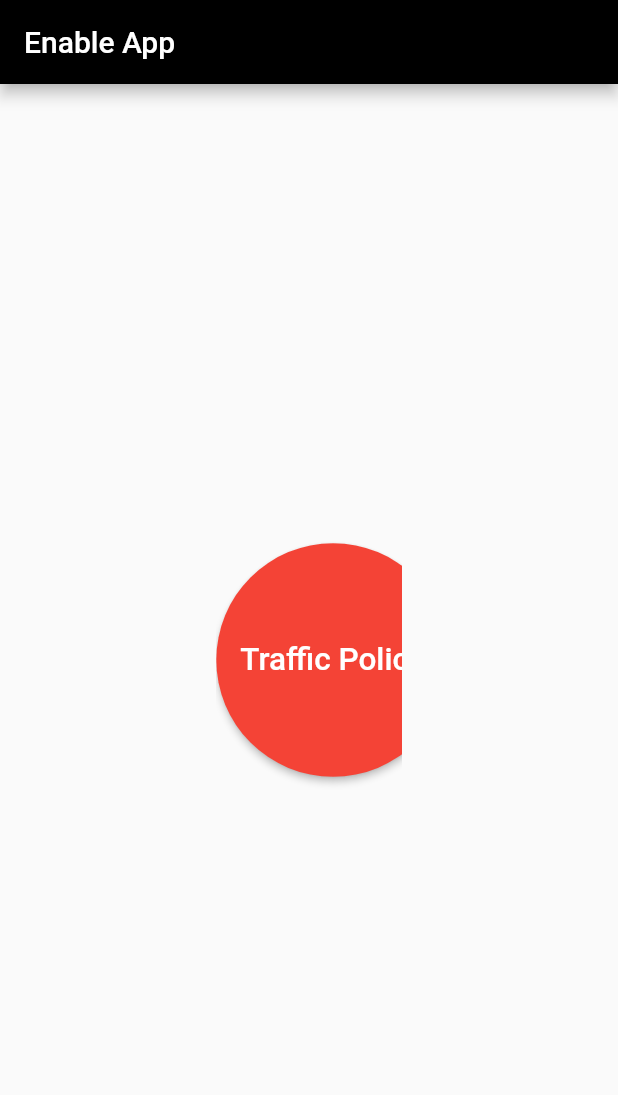
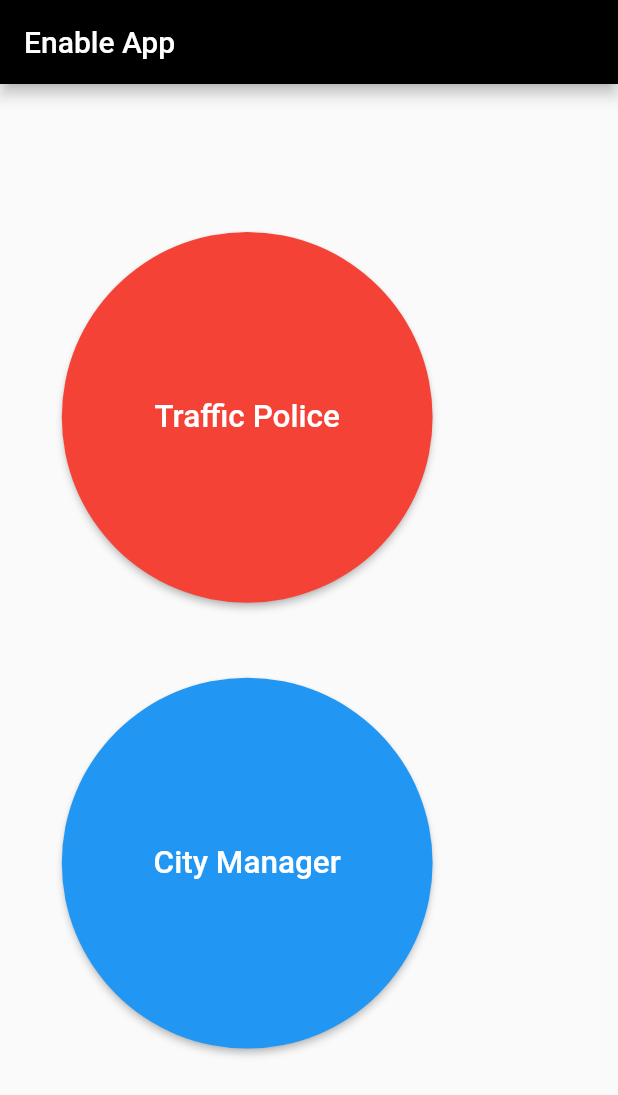
Before and after one commit to abbasidaniyal/TeamPlan-Enable-App, a Flutter app: the screen it shows after launch, on a phone screen of 412 x 824 dp. Shown: the top 1095 px of the screen. Run offline on Flutter 3.47's test engine with Material 2 defaults, Android fonts, the phone set to English and light mode, and no system bars.

Commit message:
Selector page Responsiveness added

```diff
--- a/lib/pages/home_page.dart
+++ b/lib/pages/home_page.dart
@@ -8,23 +8,11 @@ class HomePageSelector extends StatefulWidget {
 }
 
 class _HomePageSelectorState extends State<HomePageSelector> {
-  @override
-  Widget build(BuildContext context) {
-    return Scaffold(
-      appBar: AppBar(
-        title: Text("Enable App"),
-      ),
-      body: Container(
-        margin: EdgeInsets.symmetric(
-          horizontal: MediaQuery.of(context).size.width * 0.35,
-          vertical: MediaQuery.of(context).size.height * 0.25,
-        ),
-        child: Center(
-          child: ListView(
-            scrollDirection: Axis.horizontal,
-            children: <Widget>[
+  List<Widget> buttonList() {
+    return <Widget>[
       Container(
-                // alignment: Alignment.center,
+        width: MediaQuery.of(context).size.height * 0.30,
+        height: MediaQuery.of(context).size.height * 0.30,
         child: RaisedButton(
           child: Text(
             "Traffic Police",
@@ -47,8 +35,12 @@ class _HomePageSelectorState extends State<HomePageSelector> {
       ),
       SizedBox(
         width: 50.0,
+        height: 50.0,
       ),
       Container(
+        width: MediaQuery.of(context).size.height * 0.30,
+        height: MediaQuery.of(context).size.height * 0.30,
+
         // alignment: Alignment.center,
         child: RaisedButton(
           shape: CircleBorder(),
@@ -70,8 +62,40 @@ class _HomePageSelectorState extends State<HomePageSelector> {
           },
         ),
       ),
-            ],
+    ];
+  }
+
+  @override
+  Widget build(BuildContext context) {
+    return Scaffold(
+      appBar: AppBar(
+        title: Text("Enable App"),
       ),
+      body: Container(
+        alignment: Alignment.center,
+        width: MediaQuery.of(context).size.width >=
+                MediaQuery.of(context).size.height
+            ? MediaQuery.of(context).size.width * 40
+            : MediaQuery.of(context).size.width * 0.80,
+        height: MediaQuery.of(context).size.width >=
+                MediaQuery.of(context).size.height
+            ? MediaQuery.of(context).size.height * 0.5
+            : MediaQuery.of(context).size.height * 0.90,
+        child: SingleChildScrollView(
+          scrollDirection: MediaQuery.of(context).size.width >=
+                  MediaQuery.of(context).size.height
+              ? Axis.horizontal
+              : Axis.vertical,
+          child: MediaQuery.of(context).size.width >=
+                  MediaQuery.of(context).size.height
+              ? Row(
+                  mainAxisAlignment: MainAxisAlignment.center,
+                  crossAxisAlignment: CrossAxisAlignment.center,
+                  children: buttonList())
+              : Column(
+                  mainAxisAlignment: MainAxisAlignment.center,
+                  crossAxisAlignment: CrossAxisAlignment.center,
+                  children: buttonList()),
         ),
       ),
     );
```
Lines whose indentation alone changed are shown as unchanged.
